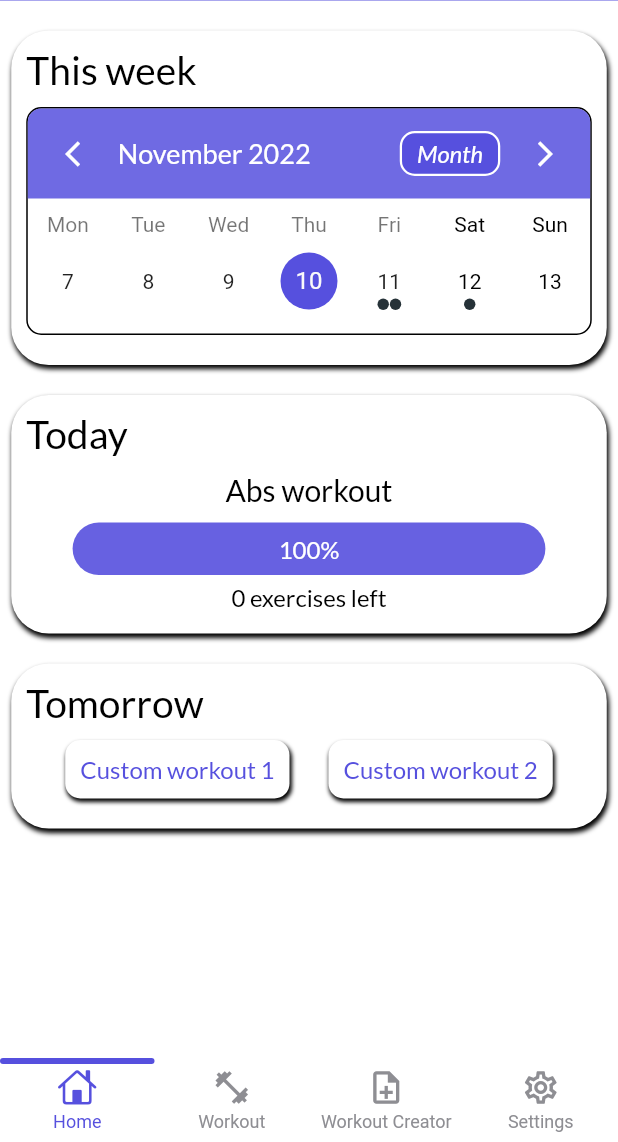
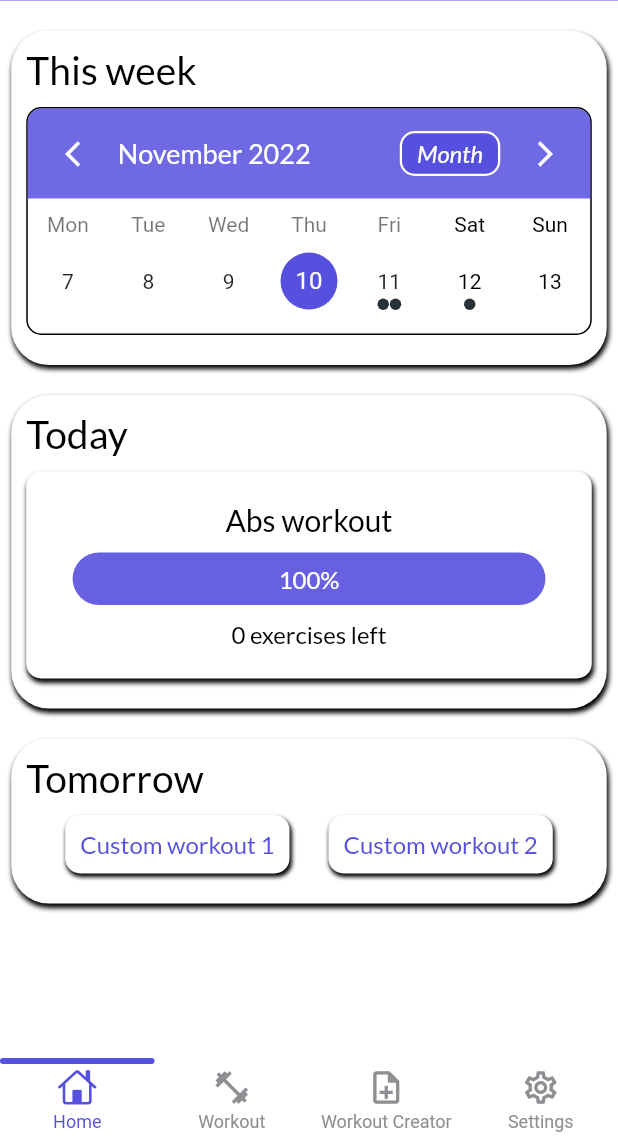
Before and after one commit to dolienn/body_optimizer, a Flutter app: the screen it shows after launch, on a phone screen of 412 x 824 dp, the part 94-1236 px from its top. Run offline on Flutter 3.47's test engine with Material 2 defaults, Android fonts, the phone set to English and light mode, and no system bars; drawn by our look-alikes of getwidget, persistent_bottom_nav_bar, table_calendar; our stand-ins replace animated_splash_screen, google_fonts.

Commit message:
some minor fixes

```diff
--- a/lib/screens/homepage.dart
+++ b/lib/screens/homepage.dart
@@ -15,6 +15,7 @@ class MyHomePage extends StatefulWidget {
 class _MyHomePageState extends State<MyHomePage> {
   // VARIABLES FROM OTHER SITES (for now placeholder) //
   String workoutToday = "Abs workout",
+      workoutToday2 = "Back workout",
       workoutTomorrow = "Custom workout 1",
       workoutTomorrow2 = "Custom workout 2";
   int numOfExercises = 5, numOfExercisesLeft = 0;
@@ -68,8 +69,7 @@ class _MyHomePageState extends State<MyHomePage> {
     return Scaffold(
       backgroundColor: Colors.white,
       body: SingleChildScrollView(
-        child: Column(
-          children: [
+        child: Column(children: [
           Container(
             margin: const EdgeInsets.only(bottom: 10),
             width: double.infinity,
@@ -85,8 +85,7 @@ class _MyHomePageState extends State<MyHomePage> {
           Container(
             width: double.infinity,
             margin: const EdgeInsets.symmetric(horizontal: 7.5),
-              child: Column(
-                children: [
+            child: Column(children: [
               Container(
                 margin: PublicVariables().marginSymmetricVertical,
                 decoration: BoxDecoration(
@@ -104,8 +103,7 @@ class _MyHomePageState extends State<MyHomePage> {
                   child: Column(
                     children: [
                       Row(children: [
-                            Text("This week",
-                                style: PublicVariables().headerText),
+                        Text("This week", style: PublicVariables().headerText),
                       ]),
                       Container(
                         margin: PublicVariables().marginSymmetricVertical,
@@ -130,9 +128,8 @@ class _MyHomePageState extends State<MyHomePage> {
                                 topLeft: Radius.circular(9),
                                 topRight: Radius.circular(9),
                               ),
-                                  color: PublicVariables()
-                                      .mainColor
-                                      .withOpacity(0.85),
+                              color:
+                                  PublicVariables().mainColor.withOpacity(0.85),
                             ),
                             titleTextStyle: GoogleFonts.lato(
                               color: Colors.white,
@@ -145,8 +142,8 @@ class _MyHomePageState extends State<MyHomePage> {
                             ),
                             formatButtonDecoration: BoxDecoration(
                               borderRadius: BorderRadius.circular(10),
-                                  border: Border.all(
-                                      color: Colors.white, width: 1.5),
+                              border:
+                                  Border.all(color: Colors.white, width: 1.5),
                               color: PublicVariables().mainColor,
                             ),
                             leftChevronIcon: const Icon(
@@ -212,8 +209,7 @@ class _MyHomePageState extends State<MyHomePage> {
                           ),
                           child: ListTile(
                             title: Row(
-                                  mainAxisAlignment:
-                                      MainAxisAlignment.spaceBetween,
+                              mainAxisAlignment: MainAxisAlignment.spaceBetween,
                               children: [
                                 Text(
                                   "${myEvents['eventTitle']}",
@@ -237,19 +233,16 @@ class _MyHomePageState extends State<MyHomePage> {
                               ],
                             ),
                             subtitle: Row(
-                                  mainAxisAlignment:
-                                      MainAxisAlignment.spaceBetween,
+                              mainAxisAlignment: MainAxisAlignment.spaceBetween,
                               children: [
                                 Row(
                                   children: [
                                     Text(
                                       "${myEvents['eventDescp']}",
-                                          style:
-                                              PublicVariables().normalGreyText,
+                                      style: PublicVariables().normalGreyText,
                                     ),
                                     const Padding(
-                                            padding:
-                                                EdgeInsets.only(right: 15)),
+                                        padding: EdgeInsets.only(right: 15)),
                                     Text(
                                       "${myEvents['eventTime']}",
                                       style: PublicVariables().normalText,
@@ -301,23 +294,30 @@ class _MyHomePageState extends State<MyHomePage> {
                 ),
                 child: Padding(
                   padding: PublicVariables().paddingAll,
-                      child: Column(
-                        children: [
+                  child: Column(children: [
                     Row(children: [
                       Text("Today", style: PublicVariables().headerText),
                     ]),
-                          Row(
-                            mainAxisAlignment: MainAxisAlignment.center,
-                            children: [
+                    Container(
+                      margin: PublicVariables().marginSymmetricVertical,
+                      padding: PublicVariables().paddingAll,
+                      decoration: BoxDecoration(
+                        color: PublicVariables().cardColor,
+                        borderRadius: BorderRadius.circular(10),
+                        boxShadow: const [
+                          BoxShadow(
+                              color: Colors.black,
+                              blurRadius: 2.5,
+                              offset: Offset(1, 2.5)),
+                        ],
+                      ),
+                      child: Column(children: [
                         Padding(
-                                padding:
-                                    const EdgeInsets.symmetric(vertical: 10.0),
+                          padding: PublicVariables().paddingAll,
                           child: Text(
                             workoutToday,
                             style: PublicVariables().subheaderText,
                           ),
-                              ),
-                            ],
                         ),
                         Row(
                           mainAxisAlignment: MainAxisAlignment.center,
@@ -325,8 +325,8 @@ class _MyHomePageState extends State<MyHomePage> {
                             SizedBox(
                               width: MediaQuery.of(context).size.width * 0.85,
                               child: GFProgressBar(
-                                  padding: const EdgeInsets.symmetric(
-                                      horizontal: 7.5),
+                                padding:
+                                    const EdgeInsets.symmetric(horizontal: 7.5),
                                 progressBarColor: PublicVariables()
                                     .mainColor
                                     .withOpacity(0.9),
@@ -345,21 +345,16 @@ class _MyHomePageState extends State<MyHomePage> {
                             ),
                           ],
                         ),
-                          Row(
-                            mainAxisAlignment: MainAxisAlignment.center,
-                            children: [
                         Padding(
-                                padding:
-                                    const EdgeInsets.symmetric(vertical: 5.0),
+                          padding: PublicVariables().paddingAll,
                           child: Text(
                             "$numOfExercisesLeft exercises left",
                             style: PublicVariables().normalText,
                           ),
                         ),
-                            ],
+                      ]),
                     ),
-                        ],
-                      ),
+                  ]),
                 ),
               ),
               Container(
@@ -402,7 +397,6 @@ class _MyHomePageState extends State<MyHomePage> {
                           ),
                         ),
                         Container(
-                              alignment: Alignment.center,
                           margin: PublicVariables().marginSymmetricVertical,
                           padding: PublicVariables().paddingAll,
                           decoration: BoxDecoration(
@@ -426,11 +420,9 @@ class _MyHomePageState extends State<MyHomePage> {
                 ),
               ),
               const Padding(padding: EdgeInsets.symmetric(vertical: 30.0)),
-                ],
+            ]),
           ),
-            ),
-          ],
-        ),
+        ]),
       ),
     );
   }
```
Lines whose indentation alone changed are shown as unchanged.
